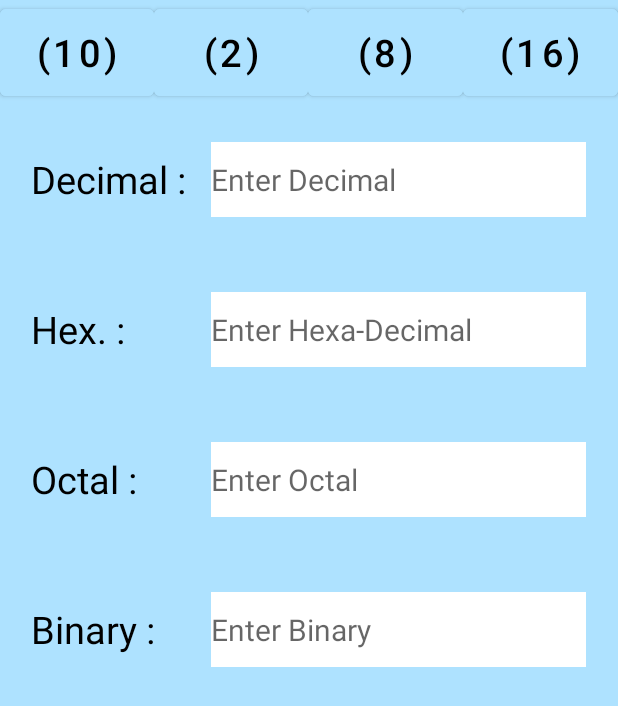
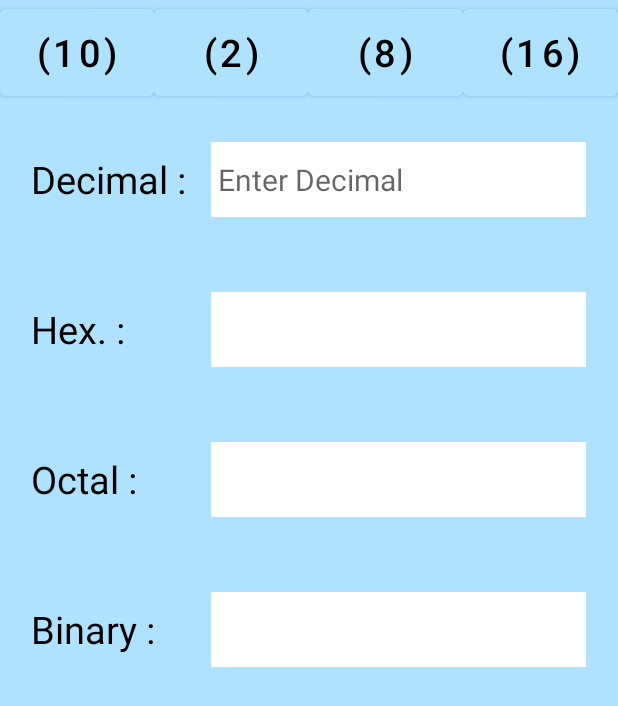
Before and after one commit to SajjadHossain0/Number_System_converter, an Android app: the screen it shows after launch (MainActivity), on a phone screen of 412 x 824 dp. Shown: the top 706 px of the screen. Run offline under Robolectric (Android 15) with nearby library versions, the phone set to English and light mode, and no system bars.

Commit message:
Number system converter.

```diff
--- a/app/src/main/java/com/example/number_system_converter/Binary.java
+++ b/app/src/main/java/com/example/number_system_converter/Binary.java
@@ -26,6 +26,7 @@ public class Binary extends AppCompatActivity {
         HexaDecimal_editText = findViewById(R.id.HexaDecimal_editText);
         Octal_editText = findViewById(R.id.Octal_editText);
         Binary_editText = findViewById(R.id.Binary_editText);
+
 
         decimalbtn = (Button) findViewById(R.id.decimalbtn);
         binaryBtn = (Button) findViewById(R.id.binaryBtn);
--- a/app/src/main/res/layout/activity_binary.xml
+++ b/app/src/main/res/layout/activity_binary.xml
@@ -86,7 +86,7 @@
                 android:layout_width="250dp"
                 android:layout_height="50dp"
                 android:background="@color/white"
-                android:hint="Enter Binary"
+                android:hint=" Enter Binary"
                 android:inputType="number"
                 android:shadowColor="@color/black"
                 android:textColor="@color/black"
@@ -112,7 +112,6 @@
                 android:layout_width="250dp"
                 android:layout_height="50dp"
                 android:background="@color/white"
-                android:hint="Enter Decimal"
                 android:inputType="number"
                 android:shadowColor="@color/black"
                 android:textColor="@color/black"
@@ -138,7 +137,6 @@
                 android:layout_width="250dp"
                 android:layout_height="50dp"
                 android:background="@color/white"
-                android:hint="Enter Hexa-Decimal"
                 android:inputType="textCapCharacters"
                 android:shadowColor="@color/black"
                 android:textColor="@color/black"
@@ -164,7 +162,6 @@
                 android:layout_width="250dp"
                 android:layout_height="50dp"
                 android:background="@color/white"
-                android:hint="Enter Octal"
                 android:inputType="number"
                 android:shadowColor="@color/black"
                 android:textColor="@color/black"
--- a/app/src/main/res/layout/activity_hexadecimal.xml
+++ b/app/src/main/res/layout/activity_hexadecimal.xml
@@ -84,7 +84,7 @@
                 android:layout_width="250dp"
                 android:layout_height="50dp"
                 android:background="@color/white"
-                android:hint="Enter Hexa-Decimal"
+                android:hint=" Enter Hexa-Decimal"
                 android:inputType="textCapCharacters"
                 android:shadowColor="@color/black"
                 android:textColor="@color/black"
@@ -110,7 +110,6 @@
                 android:layout_width="250dp"
                 android:layout_height="50dp"
                 android:background="@color/white"
-                android:hint="Enter Decimal"
                 android:inputType="number"
                 android:shadowColor="@color/black"
                 android:textColor="@color/black"
@@ -136,7 +135,6 @@
                 android:layout_width="250dp"
                 android:layout_height="50dp"
                 android:background="@color/white"
-                android:hint="Enter Octal"
                 android:inputType="number"
                 android:shadowColor="@color/black"
                 android:textColor="@color/black"
@@ -163,7 +161,6 @@
                 android:layout_width="250dp"
                 android:layout_height="50dp"
                 android:background="@color/white"
-                android:hint="Enter Binary"
                 android:inputType="number"
                 android:shadowColor="@color/black"
                 android:textColor="@color/black"
--- a/app/src/main/res/layout/activity_main.xml
+++ b/app/src/main/res/layout/activity_main.xml
@@ -84,7 +84,7 @@
                 android:layout_width="250dp"
                 android:layout_height="50dp"
                 android:background="@color/white"
-                android:hint="Enter Decimal"
+                android:hint=" Enter Decimal"
                 android:inputType="number"
                 android:shadowColor="@color/black"
                 android:textColor="@color/black"
@@ -110,7 +110,6 @@
                 android:layout_width="250dp"
                 android:layout_height="50dp"
                 android:background="@color/white"
-                android:hint="Enter Hexa-Decimal"
                 android:inputType="textCapCharacters"
                 android:shadowColor="@color/black"
                 android:textColor="@color/black"
@@ -136,7 +135,6 @@
                 android:layout_width="250dp"
                 android:layout_height="50dp"
                 android:background="@color/white"
-                android:hint="Enter Octal"
                 android:inputType="number"
                 android:shadowColor="@color/black"
                 android:textColor="@color/black"
@@ -163,7 +161,6 @@
                 android:layout_width="250dp"
                 android:layout_height="50dp"
                 android:background="@color/white"
-                android:hint="Enter Binary"
                 android:inputType="number"
                 android:shadowColor="@color/black"
                 android:textColor="@color/black"
--- a/app/src/main/res/layout/activity_octal.xml
+++ b/app/src/main/res/layout/activity_octal.xml
@@ -84,7 +84,7 @@
                 android:layout_width="250dp"
                 android:layout_height="50dp"
                 android:background="@color/white"
-                android:hint="Enter Octal"
+                android:hint=" Enter Octal"
                 android:inputType="number"
                 android:shadowColor="@color/black"
                 android:textColor="@color/black"
@@ -110,7 +110,6 @@
                 android:layout_width="250dp"
                 android:layout_height="50dp"
                 android:background="@color/white"
-                android:hint="Enter Decimal"
                 android:inputType="number"
                 android:shadowColor="@color/black"
                 android:textColor="@color/black"
@@ -136,7 +135,6 @@
                 android:layout_width="250dp"
                 android:layout_height="50dp"
                 android:background="@color/white"
-                android:hint="Enter Hexa-Decimal"
                 android:inputType="textCapCharacters"
                 android:shadowColor="@color/black"
                 android:textColor="@color/black"
@@ -163,7 +161,6 @@
                 android:layout_width="250dp"
                 android:layout_height="50dp"
                 android:background="@color/white"
-                android:hint="Enter Binary"
                 android:inputType="number"
                 android:shadowColor="@color/black"
                 android:textColor="@color/black"
```
